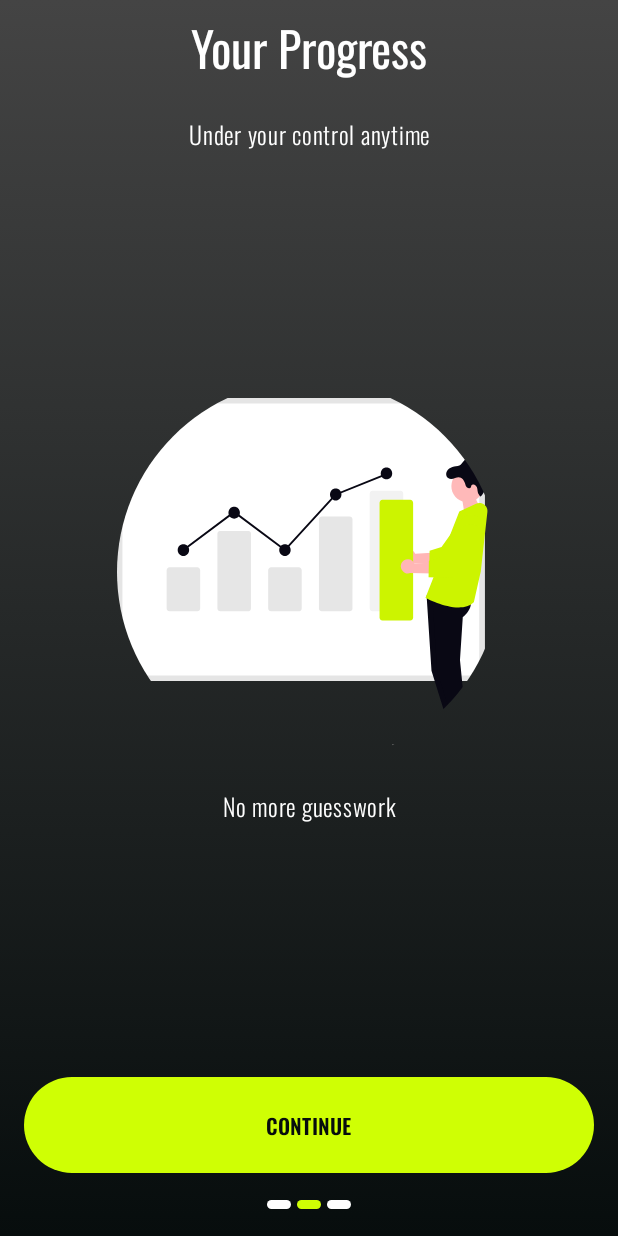
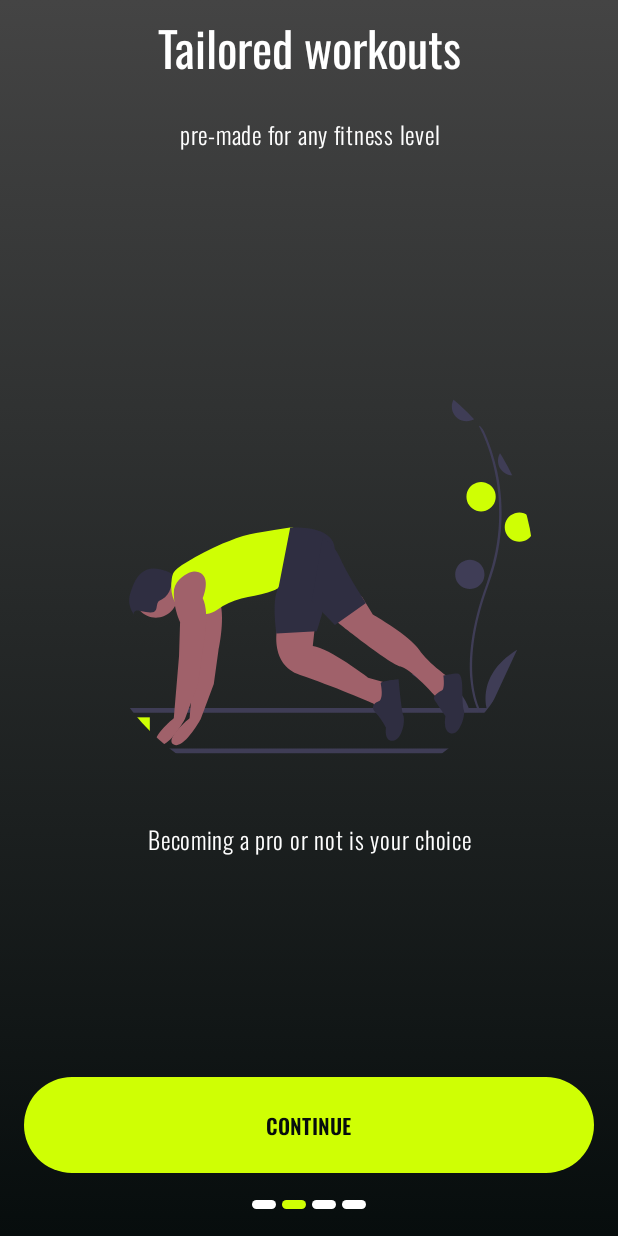
Before and after one commit to jibbo/norwegian-training-android, an Android app built with Jetpack Compose: the screen it shows after launch (OnboardingActivity), after a tap on "CONTINUE", on a phone screen of 412 x 824 dp. Run offline under Robolectric (Android 15) with nearby library versions, the phone set to English and light mode, and no system bars; our stand-ins replace Dagger/Hilt's generated code, Room's generated code; libraries missing offline, so code that uses them is left out: com.google.android.exoplayer2, com.revenuecat.purchases; 5 statements that could not run were skipped.

Commit message:
feat: Add tailored workouts step to onboarding
This commit introduces a new step to the onboarding flow that highlights the "Tailored workouts" feature.

Key changes:
- Added a new page to the `onboardingPages` list in `UiState.kt`.
- Added new string resources for the title, description, and body of the new step for both English and Italian.
- Adjusted the onboarding UI by applying `safeDrawingPadding` and increasing the illustration size.
- Updated the `OnboardingActivity` to navigate to `HomeActivity` instead of the old `MainActivity`.

```diff
--- a/app/src/main/java/com/github/jibbo/norwegiantraining/onboarding/OnboardingActivity.kt
+++ b/app/src/main/java/com/github/jibbo/norwegiantraining/onboarding/OnboardingActivity.kt
@@ -16,6 +16,7 @@ import androidx.compose.foundation.layout.fillMaxSize
 import androidx.compose.foundation.layout.fillMaxWidth
 import androidx.compose.foundation.layout.height
 import androidx.compose.foundation.layout.padding
+import androidx.compose.foundation.layout.safeDrawingPadding
 import androidx.compose.foundation.layout.size
 import androidx.compose.foundation.layout.width
 import androidx.compose.foundation.pager.HorizontalPager
@@ -51,7 +52,7 @@ import com.github.jibbo.norwegiantraining.BuildConfig
 import com.github.jibbo.norwegiantraining.R
 import com.github.jibbo.norwegiantraining.components.BaseActivity
 import com.github.jibbo.norwegiantraining.components.localizable
-import com.github.jibbo.norwegiantraining.main.MainActivity
+import com.github.jibbo.norwegiantraining.home.HomeActivity
 import com.github.jibbo.norwegiantraining.paywall.PaywallActivity
 import com.github.jibbo.norwegiantraining.ui.theme.Black
 import com.github.jibbo.norwegiantraining.ui.theme.NorwegianTrainingTheme
@@ -107,6 +108,7 @@ fun Content(hasPaid: MutableState<Boolean>, innerPadding: PaddingValues) {
         HorizontalPager(
             state = pagerState,
             modifier = Modifier
+                .safeDrawingPadding()
                 .weight(1f)
                 .padding(top = 8.dp),
             userScrollEnabled = true
@@ -209,10 +211,10 @@ private fun OnBoardingPage(
 
 private fun getNextActivity(hasNotPaid: MutableState<Boolean>): Class<out BaseActivity> =
     if (BuildConfig.DEBUG) {
-        MainActivity::class.java
+        HomeActivity::class.java
     } else if (hasNotPaid.value) {
         PaywallActivity::class.java
-    } else MainActivity::class.java
+    } else HomeActivity::class.java
 
 
 @Composable
@@ -276,7 +278,7 @@ fun ColumnScope.NormalPage(state: UiState.Normal, modifier: Modifier = Modifier)
                 contentDescription = null,
                 modifier = Modifier
                     .clip(CircleShape)
-                    .size(width = 256.dp, height = 256.dp)
+                    .size(width = 300.dp, height = 300.dp)
             )
         }
         Text(
--- a/app/src/main/java/com/github/jibbo/norwegiantraining/onboarding/UiState.kt
+++ b/app/src/main/java/com/github/jibbo/norwegiantraining/onboarding/UiState.kt
@@ -58,6 +58,12 @@ object OnboardingStates {
             image = R.drawable.working_out_illustration
         ),
         UiState.Normal(
+            title = R.string.onboarding_step_6_title,
+            description = R.string.onboarding_step_6_description,
+            body = R.string.onboarding_step_6_body,
+            image = R.drawable.runner_illustration
+        ),
+        UiState.Normal(
             title = R.string.onboarding_step_5_title,
             description = R.string.onboarding_step_5_description,
             body = R.string.onboarding_step_5_body,
--- a/app/src/main/res/values/strings.xml
+++ b/app/src/main/res/values/strings.xml
@@ -85,6 +85,10 @@
     <string name="onboarding_step_5_description">Under your control anytime</string>
     <string name="onboarding_step_5_body">No more guesswork</string>
 
+    <string name="onboarding_step_6_title">Tailored workouts</string>
+    <string name="onboarding_step_6_description">pre-made for any fitness level</string>
+    <string name="onboarding_step_6_body">Becoming a pro or not is your choice</string>
+
     <!-- Home -->
     <string name="workout_time">%1$sm (%2$sm rest)</string>
     <string name="workout_split">%1$sx%1$s</string>
```
Also changed, not shown: 1 other file.
